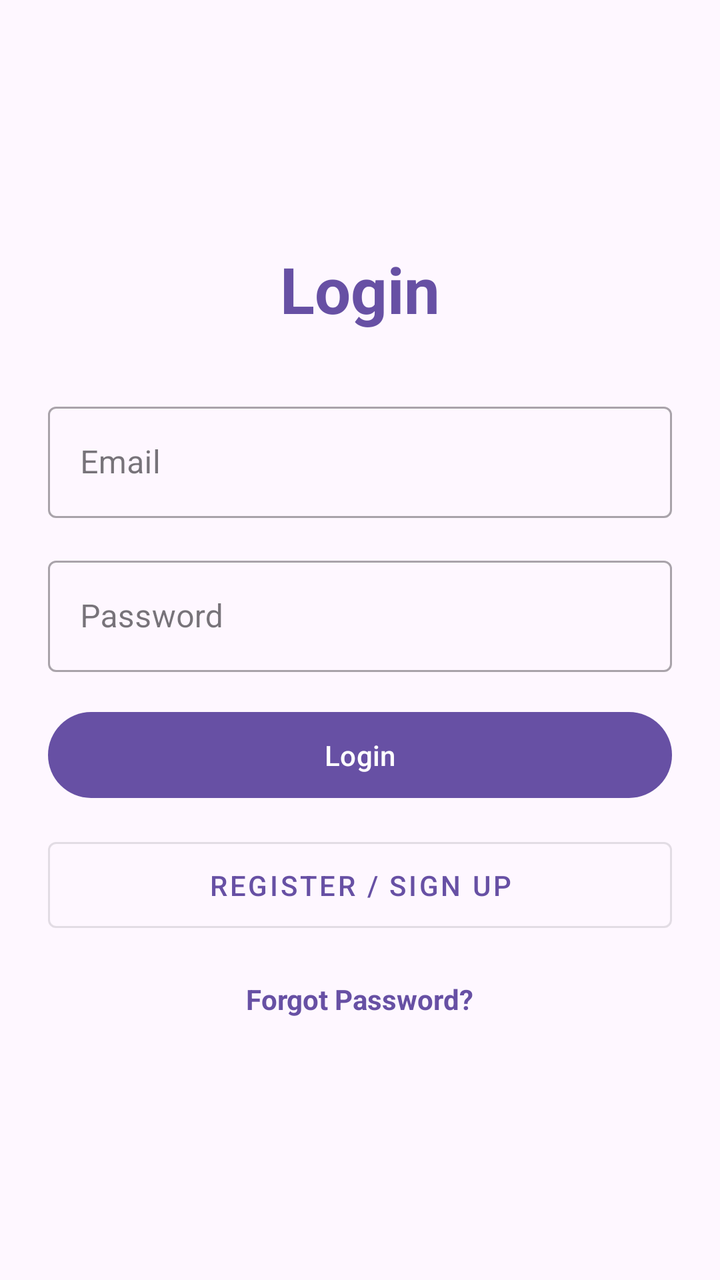
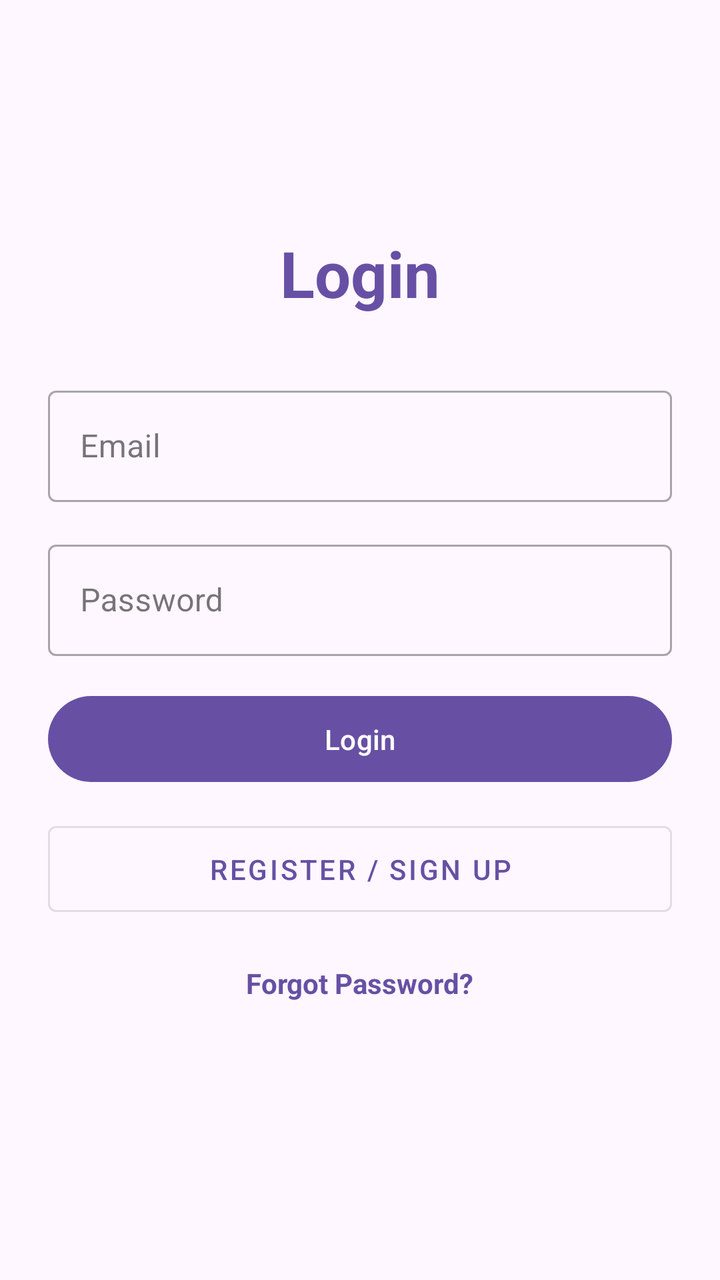

Compare the two renders of this Android layout. The source of the first and the diff that turns it into the second are given below.
<!-- AndroidManifest.xml: application theme Theme.CollectorsTrackingApp -->
<!-- res/layout/fragment_login.xml -->
<?xml version="1.0" encoding="utf-8"?>
<LinearLayout xmlns:android="http://schemas.android.com/apk/res/android"
    xmlns:app="http://schemas.android.com/apk/res-auto"
    xmlns:tools="http://schemas.android.com/tools"
    android:layout_width="match_parent"
    android:layout_height="match_parent"
    android:orientation="vertical"
    android:gravity="center"
    android:padding="24dp"
    android:background="?attr/colorSurface">

    <TextView
        android:layout_width="wrap_content"
        android:layout_height="wrap_content"
        android:text="Login"
        android:textSize="32sp"
        android:textStyle="bold"
        android:gravity="center"
        android:layout_marginBottom="32dp"
        android:textColor="?attr/colorPrimary" />

    <com.google.android.material.textfield.TextInputLayout
        android:layout_width="match_parent"
        android:layout_height="wrap_content"
        android:layout_marginBottom="16dp"
        style="@style/Widget.MaterialComponents.TextInputLayout.OutlinedBox">

        <com.google.android.material.textfield.TextInputEditText
            android:id="@+id/usernameEditText"
            android:layout_width="match_parent"
            android:layout_height="wrap_content"
            android:hint="Email"
            android:inputType="textEmailAddress" />
    </com.google.android.material.textfield.TextInputLayout>

    <com.google.android.material.textfield.TextInputLayout
        android:layout_width="match_parent"
        android:layout_height="wrap_content"
        android:layout_marginBottom="16dp"
        style="@style/Widget.MaterialComponents.TextInputLayout.OutlinedBox">

        <com.google.android.material.textfield.TextInputEditText
            android:id="@+id/passwordEditText"
            android:layout_width="match_parent"
            android:layout_height="wrap_content"
            android:hint="Password"
            android:inputType="textPassword" />
    </com.google.android.material.textfield.TextInputLayout>

    <Button
        android:id="@+id/loginButton"
        android:layout_width="match_parent"
        android:layout_height="wrap_content"
        android:text="Login"
        android:padding="12dp"
        android:layout_marginBottom="12dp" />

    <Button
        android:id="@+id/registerButton"
        android:layout_width="match_parent"
        android:layout_height="wrap_content"
        android:text="Register / Sign Up"
        style="@style/Widget.MaterialComponents.Button.OutlinedButton"
        android:padding="12dp"
        android:layout_marginBottom="12dp" />

    <TextView
        android:id="@+id/forgotPasswordTextView"
        android:layout_width="wrap_content"
        android:layout_height="wrap_content"
        android:text="@string/forgot_password"
        android:textColor="?attr/colorPrimary"
        android:textStyle="bold"
        android:padding="8dp" />

</LinearLayout>
<!-- resources referenced by this layout -->
<resources>
  <string name="forgot_password">Forgot Password?</string>
  <style name="Theme.CollectorsTrackingApp" parent="Base.Theme.CollectorsTrackingApp" />
  <style name="Base.Theme.CollectorsTrackingApp" parent="Theme.Material3.DayNight.NoActionBar">
          
          
      </style>
</resources>

<!-- the commit's change to res/layout/fragment_login.xml (unified diff, before → after) -->
@@ -71,6 +71,13 @@
         android:text="@string/forgot_password"
         android:textColor="?attr/colorPrimary"
         android:textStyle="bold"
-        android:padding="8dp" />
+        android:padding="8dp"
+        android:layout_marginBottom="16dp" />
+
+    <ProgressBar
+        android:id="@+id/progressBar"
+        android:layout_width="wrap_content"
+        android:layout_height="wrap_content"
+        android:visibility="gone" />
 
 </LinearLayout>
